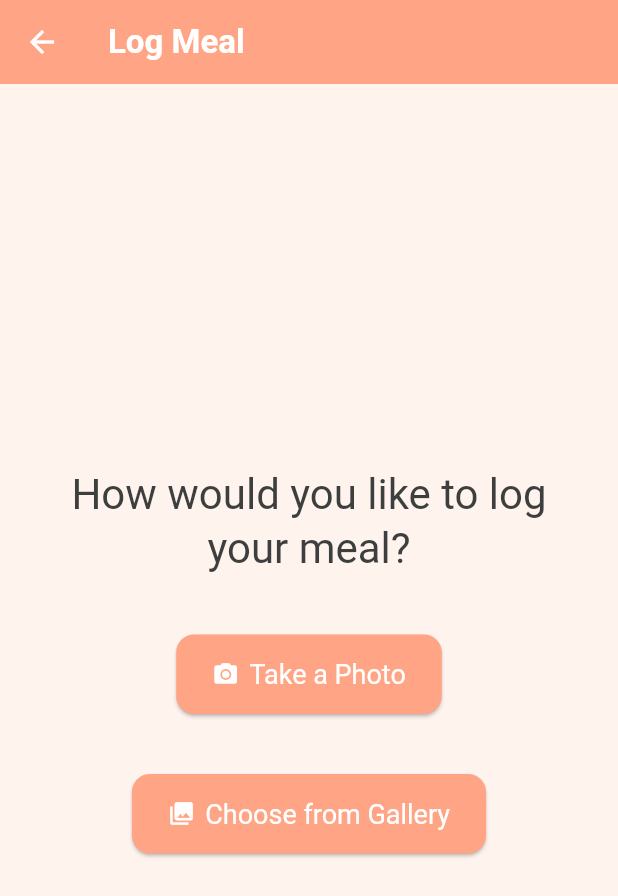
After one commit to jewelmoradi/plate_calculator, a Flutter app: the LogMealScreen screen opened by its route, on a phone screen of 412 x 824 dp. The commit adds this screen. Shown: the top 896 px of the screen. Run offline on Flutter 3.47's test engine with Material 3 defaults, Android fonts, the phone set to English and light mode, and no system bars; our stand-ins replace image_picker, permission_handler.

Commit message:
- added log meal screen file

```diff
--- /dev/null
+++ b/lib/screens/log-meal-screen.dart
@@ -0,0 +1,53 @@
+import 'package:flutter/material.dart';
+import 'package:plate_calculator/screens/gallery_screen.dart';
+import 'package:plate_calculator/screens/camera_screen.dart';
+
+class LogMealScreen extends StatelessWidget {
+  const LogMealScreen({super.key});
+
+  @override
+  Widget build(BuildContext context) {
+    return Scaffold(
+      appBar: AppBar(
+        title: const Text('Log Meal'),
+      ),
+      body: Padding(
+        padding: const EdgeInsets.all(24.0),
+        child: Column(
+          mainAxisAlignment: MainAxisAlignment.center,
+          children: [
+            Text(
+              'How would you like to log your meal?',
+              style: Theme.of(context).textTheme.headlineMedium,
+              textAlign: TextAlign.center,
+            ),
+            const SizedBox(height: 40),
+            ElevatedButton.icon(
+              icon: const Icon(Icons.camera_alt),
+              label: const Text('Take a Photo'),
+              onPressed: () {
+                Navigator.pushNamed(context, '/log-meal/camera');
+              },
+              style: ElevatedButton.styleFrom(
+                padding: const EdgeInsets.symmetric(horizontal: 24, vertical: 16),
+                textStyle: const TextStyle(fontSize: 18),
+              ),
+            ),
+            const SizedBox(height: 40),
+            ElevatedButton.icon(
+              icon: const Icon(Icons.photo_library),
+              label: const Text('Choose from Gallery'),
+              onPressed: () {
+                Navigator.pushNamed(context, '/log-meal/gallery');
+              },
+              style: ElevatedButton.styleFrom(
+                padding: const EdgeInsets.symmetric(horizontal: 24, vertical: 16),
+                textStyle: const TextStyle(fontSize: 18),
+              ),
+            ),
+          ],
+        ),
+      ),
+    );
+  }
+}
--- a/lib/screens/main_menu_screen.dart
+++ b/lib/screens/main_menu_screen.dart
@@ -1,4 +1,5 @@
 import 'package:flutter/material.dart';
+import 'package:plate_calculator/screens/log-meal-screen.dart';
 
 class MainMenuScreen extends StatelessWidget {
   const MainMenuScreen({super.key});
@@ -23,9 +24,9 @@ class MainMenuScreen extends StatelessWidget {
             children: [
               _buildMenuButton(
                 context,
-                label: 'Add Meal',
+                label: 'Log Meal',
                 onPressed: () {
-                  Navigator.pushNamed(context, '/add-meal');
+                  Navigator.pushNamed(context, '/log-meal');
                 },
               ),
               const SizedBox(height: 20),
```
Also changed, not shown: lib/main.dart (+8 -52 lines).
